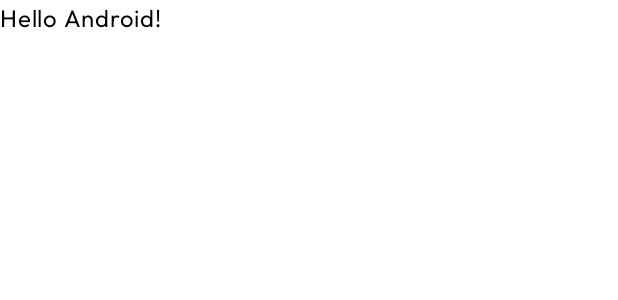
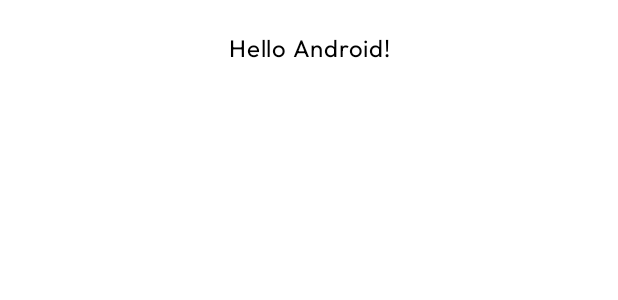
Before and after one commit to marlonlom/itbooks, an Android app built with Jetpack Compose: the @Preview function GreetingPreview, on a phone screen of 412 x 824 dp. Shown: the top 300 px of the screen. Run offline under Robolectric (Android 15) with nearby library versions, the phone set to English and light mode, and no system bars.

Commit message:
feat(apps:mobile): Enable edge to edge in main activity, remove unused theme colors

```diff
--- a/apps/mobile/src/main/kotlin/dev/marlonlom/itbooks/ui/main/MainActivity.kt
+++ b/apps/mobile/src/main/kotlin/dev/marlonlom/itbooks/ui/main/MainActivity.kt
@@ -4,23 +4,30 @@
  */
 package dev.marlonlom.itbooks.ui.main
 
+import android.graphics.Color
 import android.os.Bundle
 import androidx.activity.ComponentActivity
+import androidx.activity.SystemBarStyle
 import androidx.activity.compose.setContent
 import androidx.activity.enableEdgeToEdge
 import androidx.compose.foundation.layout.fillMaxSize
+import androidx.compose.foundation.layout.fillMaxWidth
 import androidx.compose.foundation.layout.padding
 import androidx.compose.material3.Scaffold
 import androidx.compose.material3.Text
 import androidx.compose.runtime.Composable
 import androidx.compose.ui.Modifier
+import androidx.compose.ui.text.style.TextAlign
 import androidx.compose.ui.tooling.preview.Preview
+import androidx.compose.ui.unit.dp
 import dev.marlonlom.itbooks.ui.theme.ITBooksTheme
 
 class MainActivity : ComponentActivity() {
   override fun onCreate(savedInstanceState: Bundle?) {
     super.onCreate(savedInstanceState)
-    enableEdgeToEdge()
+    enableEdgeToEdge(
+      statusBarStyle = SystemBarStyle.auto(Color.TRANSPARENT, Color.TRANSPARENT),
+    )
     setContent {
       ITBooksTheme {
         Scaffold(modifier = Modifier.fillMaxSize()) { innerPadding ->
@@ -38,7 +45,8 @@
 fun Greeting(name: String, modifier: Modifier = Modifier) {
   Text(
     text = "Hello $name!",
-    modifier = modifier,
+    modifier = modifier.fillMaxWidth().padding(20.dp),
+    textAlign = TextAlign.Center,
   )
 }
 
```
Also changed, not shown: apps/mobile/src/main/kotlin/dev/marlonlom/itbooks/ui/theme/ITBooksColorContrasts.kt (+0 -8 lines).
